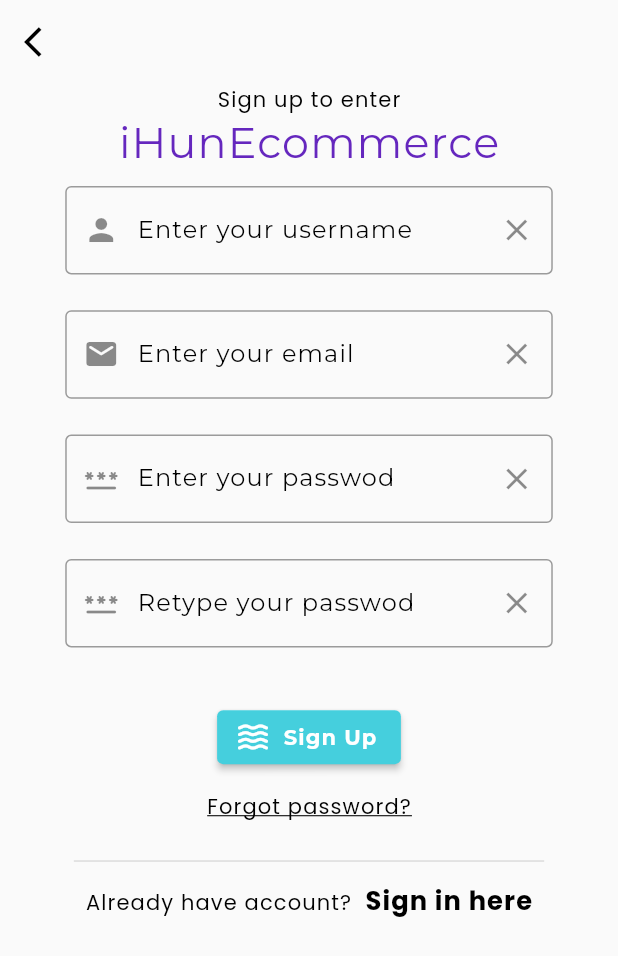
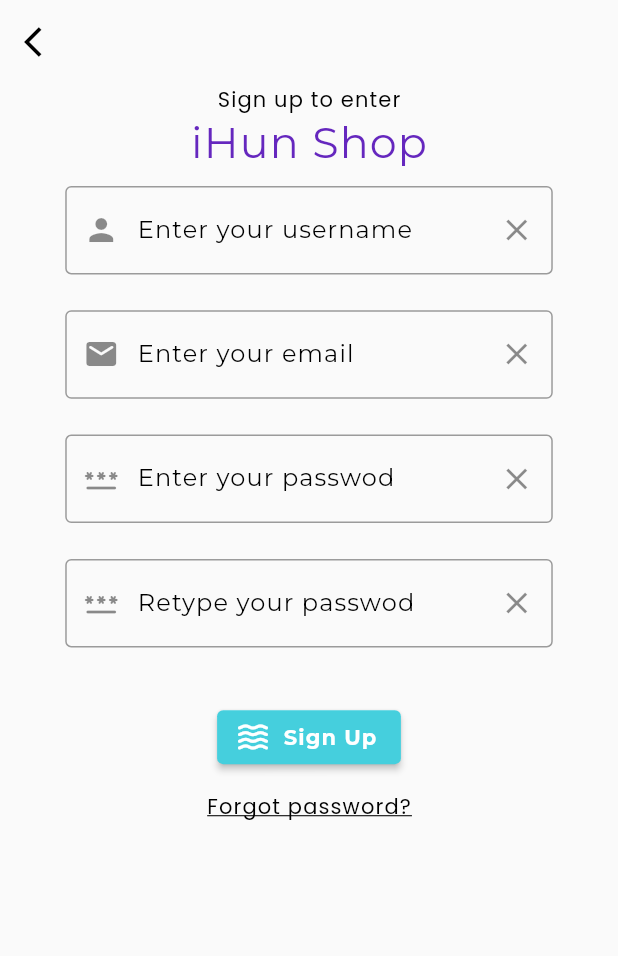
Before and after one commit to Hung6129/ihun_shop, a Flutter app: the SignUpPage screen opened directly, on a phone screen of 412 x 824 dp. Shown: the top 956 px of the screen. Run offline on Flutter 3.47's test engine with Material 2 defaults, Android fonts, the phone set to English and light mode, and no system bars; our stand-ins replace cached_network_image, dio, dots_indicator, flutter_rating_bar, flutter_screenutil, flutter_slidable and 6 more; accounts and stored records are empty; network calls fail.

Commit message:
Minor changes and adding ss

```diff
--- a/lib/src/global.dart
+++ b/lib/src/global.dart
@@ -11,7 +11,6 @@ class Global {
     await Hive.initFlutter();
     await Hive.openBox('cart_box');
     await Hive.openBox('fav_box');
-
     storageServices = await StorageServices().init();
   }
 }
--- a/lib/src/views/authenticate/sign_up_page.dart
+++ b/lib/src/views/authenticate/sign_up_page.dart
@@ -41,7 +41,7 @@ class _SignUpPageState extends State<SignUpPage> {
             mainAxisAlignment: MainAxisAlignment.center,
             crossAxisAlignment: CrossAxisAlignment.center,
             children: [
-              headerTitle('Sign up to enter', 'iHunEcommerce'),
+              headerTitle('Sign up to enter', 'iHun Shop'),
               CusTextFeild(
                   onChange: (value) {},
                   controller: _usernameController,
@@ -71,8 +71,6 @@ class _SignUpPageState extends State<SignUpPage> {
               ForgotPassword(
                 ontap: () {},
               ),
-              const CusDivider(),
-              const CusAuthNav(authNavType: 'signUp', navTo: 'signUp')
             ],
           ),
         ),
```
Also changed, not shown: 2 other files.
